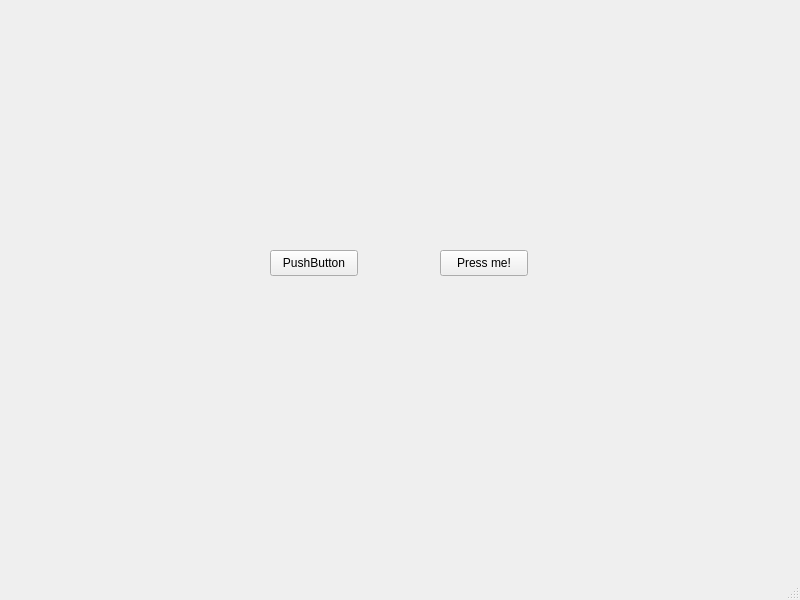
Above: mainwindow.ui from LiamSkirrow/LangTrainer before the change. Below: the same form after it.
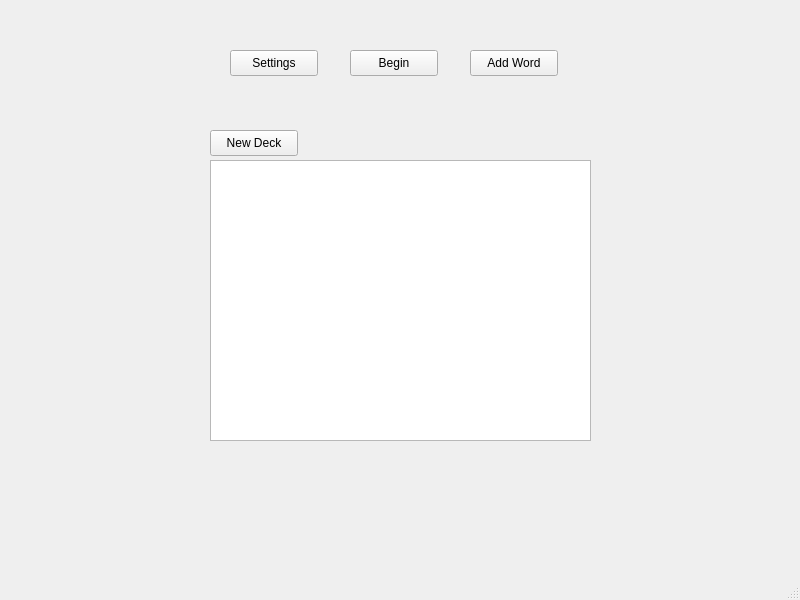
That is the form after the change.

Commit message: Basic UI and business logic programming

Patch:
```diff
--- a/mainwindow.ui
+++ b/mainwindow.ui
@@ -17,27 +17,63 @@
    <widget class="QPushButton" name="pushButton">
     <property name="geometry">
      <rect>
-      <x>270</x>
-      <y>250</y>
+      <x>230</x>
+      <y>50</y>
       <width>88</width>
       <height>26</height>
      </rect>
     </property>
     <property name="text">
-     <string>PushButton</string>
+     <string>Settings</string>
     </property>
    </widget>
    <widget class="QPushButton" name="pushButton_2">
     <property name="geometry">
      <rect>
-      <x>440</x>
-      <y>250</y>
+      <x>350</x>
+      <y>50</y>
       <width>88</width>
       <height>26</height>
      </rect>
     </property>
     <property name="text">
-     <string>Press me!</string>
+     <string>Begin</string>
+    </property>
+   </widget>
+   <widget class="QPushButton" name="pushButton_3">
+    <property name="geometry">
+     <rect>
+      <x>470</x>
+      <y>50</y>
+      <width>88</width>
+      <height>26</height>
+     </rect>
+    </property>
+    <property name="text">
+     <string>Add Word</string>
+    </property>
+   </widget>
+   <widget class="QPushButton" name="pushButton_addDeck">
+    <property name="geometry">
+     <rect>
+      <x>210</x>
+      <y>130</y>
+      <width>88</width>
+      <height>26</height>
+     </rect>
+    </property>
+    <property name="text">
+     <string>New Deck</string>
+    </property>
+   </widget>
+   <widget class="QListWidget" name="deckListWidget">
+    <property name="geometry">
+     <rect>
+      <x>210</x>
+      <y>160</y>
+      <width>381</width>
+      <height>281</height>
+     </rect>
     </property>
    </widget>
   </widget>
```
The commit also changes 7 other files.
